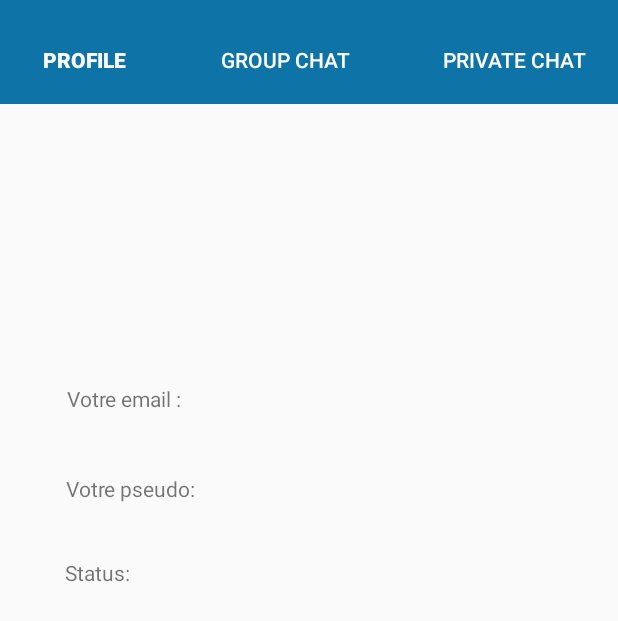
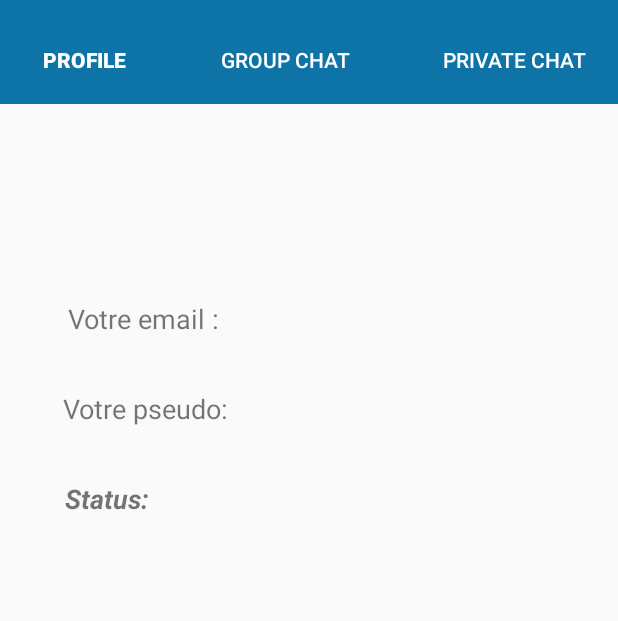
Before and after one commit to Projets5A/androidAppChat, an Android app: the layout content_profile.xml on its own in the app's theme, with its tools: preview values and no code run, on a phone screen of 412 x 824 dp. Shown: the top 621 px of the screen. Run offline under Robolectric (Android 15) with nearby library versions, the phone set to English and light mode, and no system bars.

Commit message:
Profile request server and signup graphic amelioration

```diff
--- a/app/src/main/java/com/example/kruse/myapplication/Chat.java
+++ b/app/src/main/java/com/example/kruse/myapplication/Chat.java
@@ -146,10 +146,9 @@ public class Chat extends AppCompatActivity implements OnMessagePostListener, On
 
     @Override
     public void getObject(String content) {
-        String[] strArr = null;
         try {
             JSONArray jsonArray = new JSONArray(content);
-            strArr = new String[jsonArray.length()];
+            List<String> messages = new ArrayList<>();
             for (int i = 0; i < jsonArray.length(); i++) {
                 try {
                     JSONObject obj = new JSONObject(jsonArray.getString(i));
@@ -158,7 +157,7 @@ public class Chat extends AppCompatActivity implements OnMessagePostListener, On
                     String message = obj.getString("content");
                     messages.add(author + ": " + message);
                 } catch (Throwable t) {
-                    Log.e("element", "Element not parsed");
+                    Log.e("element", "Error : Element not parsed");
                 }
             }
         } catch (Throwable t) {
--- a/app/src/main/java/com/example/kruse/myapplication/GetGroupeMessagesTask.java
+++ b/app/src/main/java/com/example/kruse/myapplication/GetGroupeMessagesTask.java
@@ -32,8 +32,7 @@ public class GetGroupeMessagesTask extends AsyncTask<Void, Void, String> {
             while ((line = reader.readLine()) != null) {
                 builder.append(line + "\n");
             }
-            content =  builder.toString();
-
+            content = builder.toString();
 
             Log.i("content", "" +  builder.toString());
         } catch (IOException e) {
--- a/app/src/main/res/layout/content_profile.xml
+++ b/app/src/main/res/layout/content_profile.xml
@@ -74,41 +74,45 @@
     </LinearLayout>
 
     <TextView
-        android:id="@+id/email"
-        android:layout_width="wrap_content"
-        android:layout_height="wrap_content"
+        android:id="@+id/emailProfile"
+        android:layout_width="323dp"
+        android:layout_height="30dp"
         android:layout_marginStart="8dp"
-        android:layout_marginTop="256dp"
+        android:layout_marginTop="200dp"
         android:layout_marginEnd="8dp"
         android:text="Votre email :"
+        android:textSize="18sp"
         app:layout_constraintEnd_toEndOf="parent"
-        app:layout_constraintHorizontal_bias="0.114"
+        app:layout_constraintHorizontal_bias="0.511"
         app:layout_constraintStart_toStartOf="parent"
         app:layout_constraintTop_toTopOf="parent" />
 
     <TextView
-        android:id="@+id/pseudo"
-        android:layout_width="wrap_content"
-        android:layout_height="wrap_content"
+        android:id="@+id/pseudoProfile"
+        android:layout_width="323dp"
+        android:layout_height="30dp"
         android:layout_marginStart="8dp"
-        android:layout_marginTop="316dp"
+        android:layout_marginTop="260dp"
         android:layout_marginEnd="8dp"
         android:text="Votre pseudo:"
+        android:textSize="18sp"
         app:layout_constraintEnd_toEndOf="parent"
-        app:layout_constraintHorizontal_bias="0.117"
+        app:layout_constraintHorizontal_bias="0.466"
         app:layout_constraintStart_toStartOf="parent"
         app:layout_constraintTop_toTopOf="parent" />
 
     <TextView
-        android:id="@+id/status"
-        android:layout_width="wrap_content"
-        android:layout_height="wrap_content"
+        android:id="@+id/statusProfile"
+        android:layout_width="322dp"
+        android:layout_height="30dp"
         android:layout_marginStart="8dp"
-        android:layout_marginTop="372dp"
+        android:layout_marginTop="320dp"
         android:layout_marginEnd="8dp"
         android:text="Status:"
+        android:textSize="18sp"
+        android:textStyle="bold|italic"
         app:layout_constraintEnd_toEndOf="parent"
-        app:layout_constraintHorizontal_bias="0.101"
+        app:layout_constraintHorizontal_bias="0.478"
         app:layout_constraintStart_toStartOf="parent"
         app:layout_constraintTop_toTopOf="parent" />
 </android.support.constraint.ConstraintLayout>
```
Also changed, not shown: app/src/main/java/com/example/kruse/myapplication/GetProfileTask.java (+23 -11 lines), app/src/main/java/com/example/kruse/myapplication/ProfileActivity.java (+33 -8 lines), app/src/main/res/layout/activity_sign_up.xml (+25 -28 lines).
